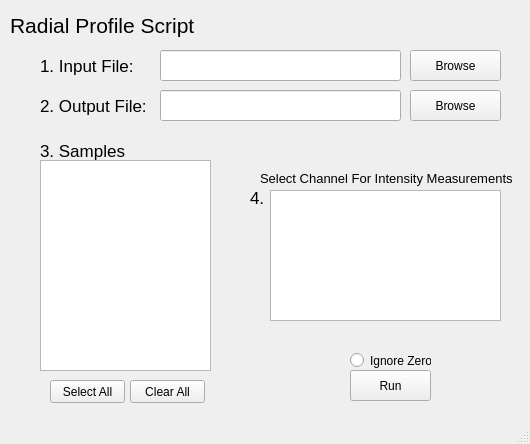
The window that radialUI.ui (HarrisonWismer/RadialProfile) describes before a commit, drawn with Qt 5.
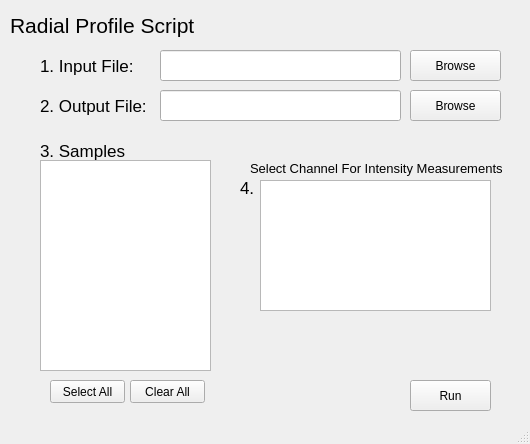
The same window after the commit.

Commit message: Removed Zeros Option

```diff
--- a/radialUI.ui
+++ b/radialUI.ui
@@ -30,8 +30,8 @@
    <widget class="QPushButton" name="runButton">
     <property name="geometry">
      <rect>
-      <x>350</x>
-      <y>370</y>
+      <x>410</x>
+      <y>380</y>
       <width>81</width>
       <height>31</height>
      </rect>
@@ -56,8 +56,8 @@
    <widget class="QLabel" name="channelLabel">
     <property name="geometry">
      <rect>
-      <x>260</x>
-      <y>170</y>
+      <x>250</x>
+      <y>160</y>
       <width>261</width>
       <height>16</height>
      </rect>
@@ -71,19 +71,6 @@
      <string>Select Channel For Intensity Measurements</string>
     </property>
    </widget>
-   <widget class="QRadioButton" name="ignoreZeros">
-    <property name="geometry">
-     <rect>
-      <x>350</x>
-      <y>350</y>
-      <width>81</width>
-      <height>21</height>
-     </rect>
-    </property>
-    <property name="text">
-     <string>Ignore Zeros</string>
-    </property>
-   </widget>
    <widget class="QLineEdit" name="inputLine">
     <property name="geometry">
      <rect>
@@ -146,8 +133,8 @@
    <widget class="QListWidget" name="channelList">
     <property name="geometry">
      <rect>
-      <x>270</x>
-      <y>190</y>
+      <x>260</x>
+      <y>180</y>
       <width>231</width>
       <height>131</height>
      </rect>
@@ -218,8 +205,8 @@
    <widget class="QLabel" name="label_4">
     <property name="geometry">
      <rect>
-      <x>250</x>
-      <y>190</y>
+      <x>240</x>
+      <y>180</y>
       <width>31</width>
       <height>16</height>
      </rect>
```
